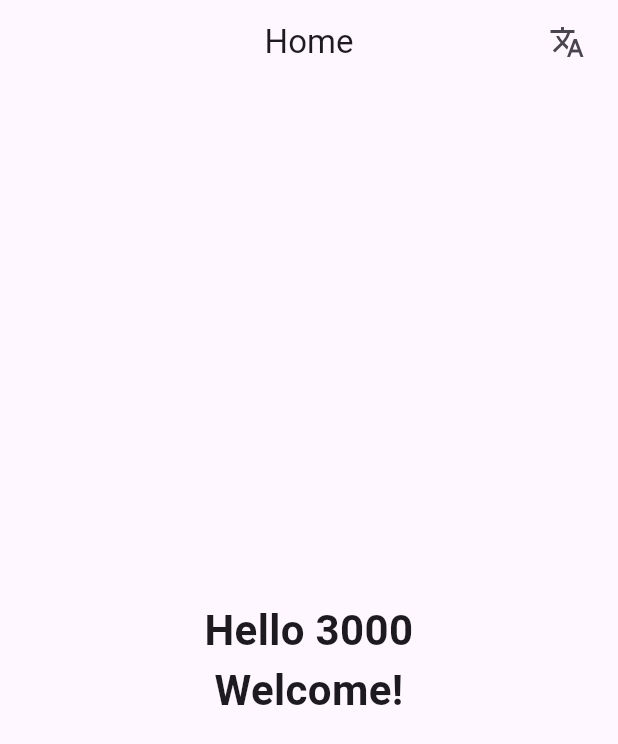
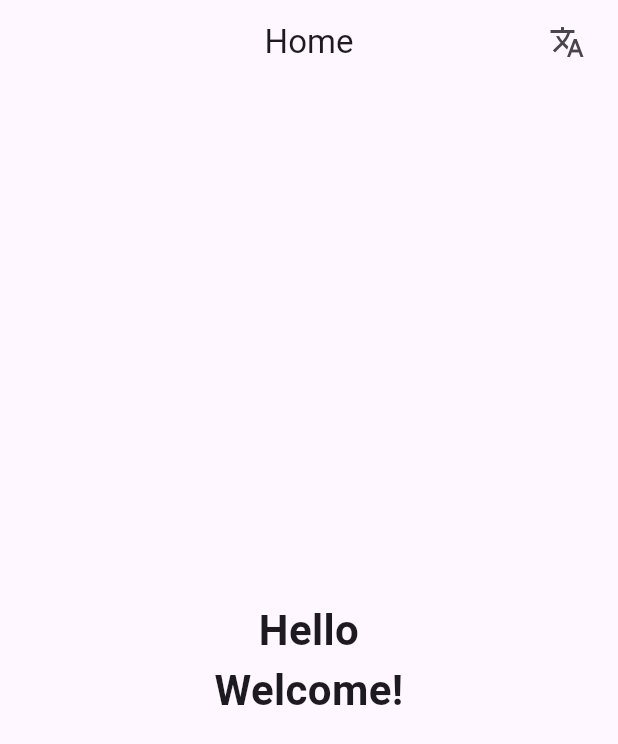
Before and after one commit to Danushan99/test-app, a Flutter app: the screen it shows after launch, on a phone screen of 412 x 824 dp. Shown: the top 744 px of the screen. Run offline on Flutter 3.47's test engine with Material 3 defaults, Android fonts, the phone set to English and light mode, and no system bars; our stand-ins replace bloc, equatable, flutter_bloc, go_router, shared_preferences.

Commit message:
add comments

```diff
--- a/lib/generate/app_localizations.dart
+++ b/lib/generate/app_localizations.dart
@@ -98,7 +98,7 @@ abstract class AppLocalizations {
   /// No description provided for @helloWelcome.
   ///
   /// In en, this message translates to:
-  /// **'Hello 3000\nWelcome!'**
+  /// **'Hello \nWelcome!'**
   String get helloWelcome;
 
   /// No description provided for @home.
--- a/lib/generate/app_localizations_de.dart
+++ b/lib/generate/app_localizations_de.dart
@@ -5,7 +5,7 @@ class AppLocalizationsDe extends AppLocalizations {
   AppLocalizationsDe([String locale = 'de']) : super(locale);
 
   @override
-  String get helloWelcome => 'Hallo 3000\nWillkommen!';
+  String get helloWelcome => 'Hallo \nWillkommen!';
 
   @override
   String get home => 'Startseite';
--- a/lib/generate/app_localizations_en.dart
+++ b/lib/generate/app_localizations_en.dart
@@ -5,7 +5,7 @@ class AppLocalizationsEn extends AppLocalizations {
   AppLocalizationsEn([String locale = 'en']) : super(locale);
 
   @override
-  String get helloWelcome => 'Hello 3000\nWelcome!';
+  String get helloWelcome => 'Hello \nWelcome!';
 
   @override
   String get home => 'Home';
--- a/lib/generate/app_localizations_ta.dart
+++ b/lib/generate/app_localizations_ta.dart
@@ -5,7 +5,7 @@ class AppLocalizationsTa extends AppLocalizations {
   AppLocalizationsTa([String locale = 'ta']) : super(locale);
 
   @override
-  String get helloWelcome => 'வணக்கம்\n 3000\nவரவேற்கிறோம்!';
+  String get helloWelcome => 'வணக்கம் \n வரவேற்கிறோம்!';
 
   @override
   String get home => 'முகப்பு';
--- a/lib/l10n/app_de.arb
+++ b/lib/l10n/app_de.arb
@@ -1,6 +1,6 @@
 {
   "@@locale": "de",
-  "helloWelcome": "Hallo 3000\nWillkommen!",
+  "helloWelcome": "Hallo \nWillkommen!",
   "@helloWelcome": {
     "description": "Greeting message shown on the home screen welcoming the user"
   },
--- a/lib/l10n/app_en.arb
+++ b/lib/l10n/app_en.arb
@@ -1,6 +1,6 @@
 {
   "@@locale": "en",
-  "helloWelcome": "Hello 3000\nWelcome!",
+  "helloWelcome": "Hello \nWelcome!",
   "@helloWelcome": {},
   "home": "Home",
   "@home": {}
--- a/lib/l10n/app_ta.arb
+++ b/lib/l10n/app_ta.arb
@@ -1,5 +1,5 @@
 {
   "@@locale": "ta",
   "home": "முகப்பு",
-  "helloWelcome": "வணக்கம்\n 3000\nவரவேற்கிறோம்!"
+  "helloWelcome": "வணக்கம் \n வரவேற்கிறோம்!"
 }
```
